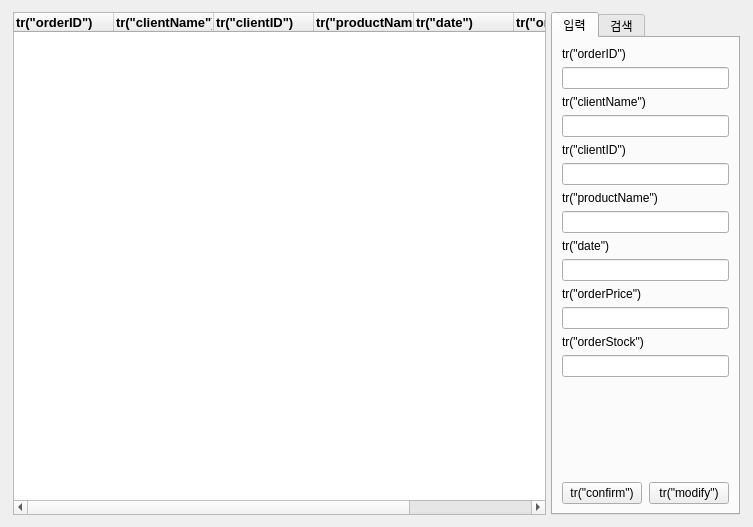
Qt form CustomerProduct2Project/ordermanager.ui (SaintMonguss/Qt) before a commit.
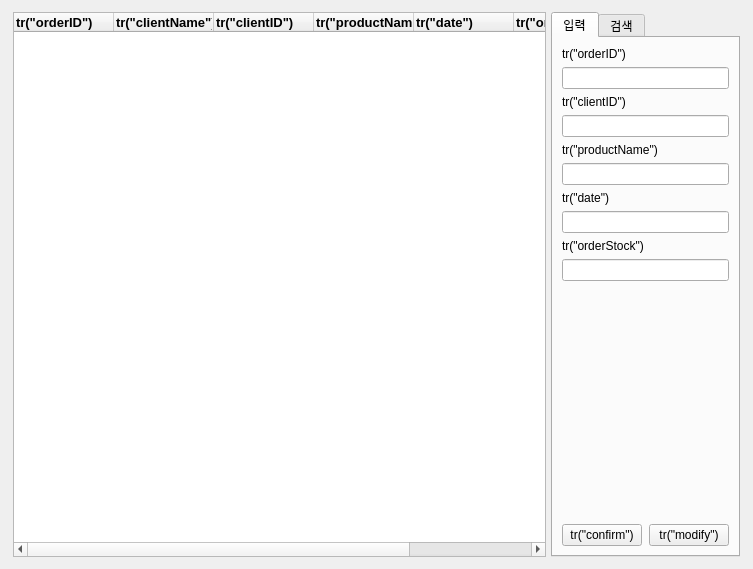
The same form after that commit.

Commit message: add까지 작성중

Diff of the .ui file:
```diff
--- a/CustomerProduct2Project/ordermanager.ui
+++ b/CustomerProduct2Project/ordermanager.ui
@@ -7,7 +7,7 @@
     <x>0</x>
     <y>0</y>
     <width>753</width>
-    <height>489</height>
+    <height>569</height>
    </rect>
   </property>
   <property name="windowTitle">
@@ -164,29 +164,6 @@
              </item>
             </layout>
            </item>
-           <item>
-            <layout class="QVBoxLayout" name="verticalLayout_51">
-             <property name="sizeConstraint">
-              <enum>QLayout::SetDefaultConstraint</enum>
-             </property>
-             <item>
-              <widget class="QLabel" name="label_45">
-               <property name="sizePolicy">
-                <sizepolicy hsizetype="Expanding" vsizetype="Maximum">
-                 <horstretch>0</horstretch>
-                 <verstretch>0</verstretch>
-                </sizepolicy>
-               </property>
-               <property name="text">
-                <string>tr(&quot;clientName&quot;)</string>
-               </property>
-              </widget>
-             </item>
-             <item>
-              <widget class="QLineEdit" name="orderInputClientNameText"/>
-             </item>
-            </layout>
-           </item>
            <item>
             <layout class="QVBoxLayout" name="verticalLayout_53">
              <item>
@@ -247,26 +224,6 @@
              </item>
             </layout>
            </item>
-           <item>
-            <layout class="QVBoxLayout" name="verticalLayout_62">
-             <item>
-              <widget class="QLabel" name="label_56">
-               <property name="sizePolicy">
-                <sizepolicy hsizetype="Expanding" vsizetype="Maximum">
-                 <horstretch>0</horstretch>
-                 <verstretch>0</verstretch>
-                </sizepolicy>
-               </property>
-               <property name="text">
-                <string>tr(&quot;orderPrice&quot;)</string>
-               </property>
-              </widget>
-             </item>
-             <item>
-              <widget class="QLineEdit" name="orderInputOrderPriceText"/>
-             </item>
-            </layout>
-           </item>
            <item>
             <layout class="QVBoxLayout" name="verticalLayout_63">
              <item>
```
The commit also changes 2 other files.
